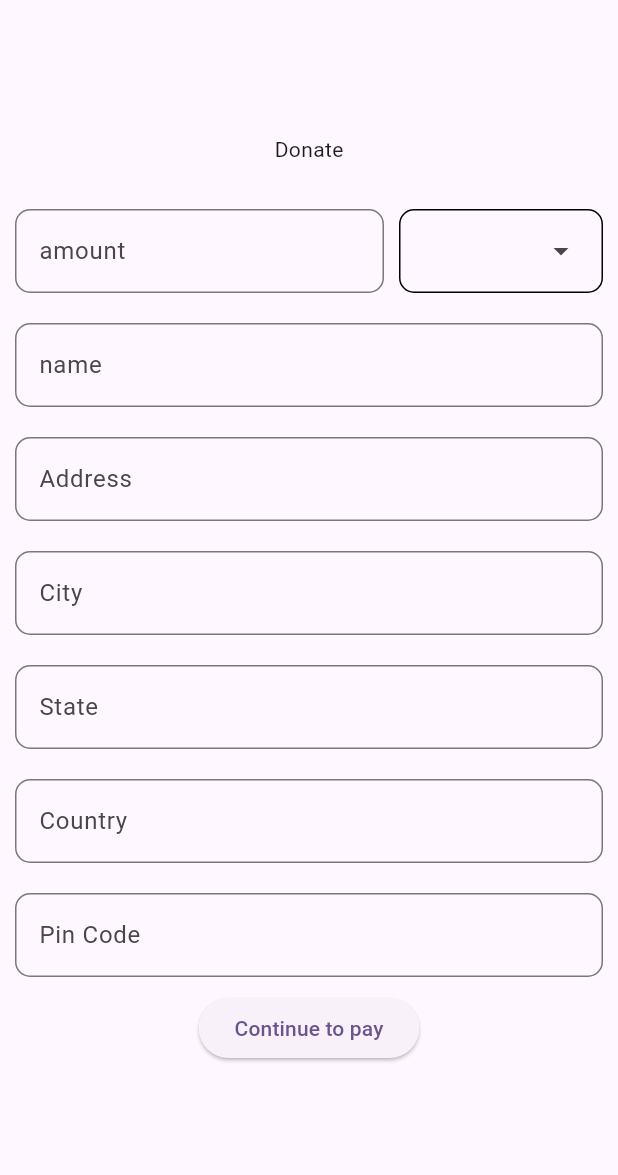
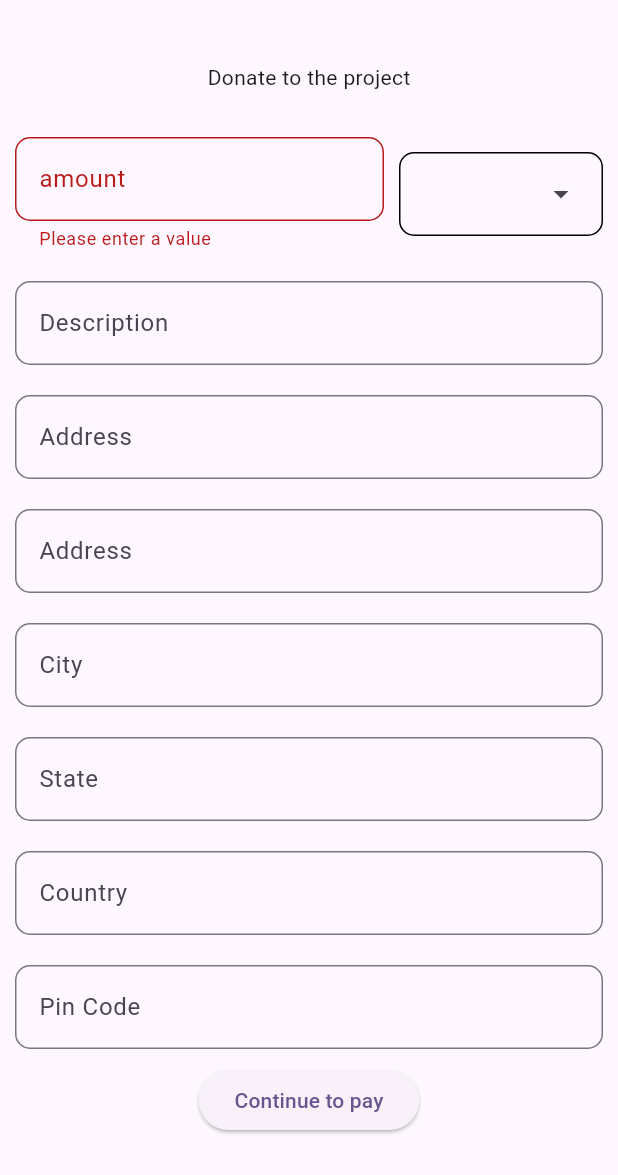
Before and after one commit to hasithamanohara/Stripe_payment, a Flutter app: the screen it shows after launch, after a tap on "Continue to pay", on a phone screen of 412 x 824 dp, the part 61-1236 px from its top. Run offline on Flutter 3.47's test engine with Material 3 defaults, Android fonts, the phone set to English and light mode, and no system bars; our stand-ins replace dio, flutter_dotenv; missing offline and left inert: flutter_stripe.

```diff
--- a/lib/components/textfeild.dart
+++ b/lib/components/textfeild.dart
@@ -20,8 +20,9 @@ class CustomReusbleTextFeild extends StatefulWidget {
 class _CustomReusbleTextFeildState extends State<CustomReusbleTextFeild> {
   @override
   Widget build(BuildContext context) {
-    return TextFormField(
-        key: widget.formKey,
+    return Form(
+      key: widget.formKey,
+      child: TextFormField(
         controller: widget.controller,
         keyboardType:
             widget.isNumber == true ? TextInputType.number : TextInputType.text,
@@ -31,6 +32,9 @@ class _CustomReusbleTextFeildState extends State<CustomReusbleTextFeild> {
           border: OutlineInputBorder(
             borderRadius: BorderRadius.circular(10),
           ),
-        ));
+        ),
+        validator: (value) => value!.isEmpty ? 'Please enter a value' : null,
+      ),
+    );
   }
 }
--- a/lib/main.dart
+++ b/lib/main.dart
@@ -1,7 +1,13 @@
 import 'package:flutter/material.dart';
+import 'package:flutter_dotenv/flutter_dotenv.dart';
+import 'package:flutter_stripe/flutter_stripe.dart';
 import 'package:payment/screens/home_screen.dart';
 
-void main() {
+void main() async {
+  WidgetsFlutterBinding.ensureInitialized();
+  await dotenv.load(fileName: ".env");
+  Stripe.publishableKey = dotenv.env['STRIPE_PUBLISH_KEY']!;
+  await Stripe.instance.applySettings();
   runApp(const MyApp());
 }
 
--- a/lib/screens/home_screen.dart
+++ b/lib/screens/home_screen.dart
@@ -1,6 +1,7 @@
 import 'package:flutter/material.dart';
-import 'package:flutter/widgets.dart';
+import 'package:flutter_stripe/flutter_stripe.dart';
 import 'package:payment/components/textfeild.dart';
+import 'package:payment/screens/Payment/payment.dart';
 
 class HomeScreen extends StatefulWidget {
   const HomeScreen({super.key});
@@ -11,6 +12,7 @@ class HomeScreen extends StatefulWidget {
 
 class _HomeScreenState extends State<HomeScreen> {
   TextEditingController amountChanged = new TextEditingController();
+  TextEditingController desChanged = new TextEditingController();
   TextEditingController nameChanged = new TextEditingController();
   TextEditingController addresChanged = new TextEditingController();
   TextEditingController cityChanged = new TextEditingController();
@@ -25,6 +27,7 @@ class _HomeScreenState extends State<HomeScreen> {
   final _formKey4 = GlobalKey<FormState>();
   final _formKey5 = GlobalKey<FormState>();
   final _formKey6 = GlobalKey<FormState>();
+  final _formKey7 = GlobalKey<FormState>();
 
   List<String> currencyList = <String>[
     'USD',
@@ -41,6 +44,49 @@ class _HomeScreenState extends State<HomeScreen> {
   ];
 
   String selectedCurrency = 'USD';
+
+  //paymentsheet
+  Future<void> initPaymentSheet() async {
+    try {
+      // 1. create payment intent on the server
+      final data = await createPayment(
+          amount: amountChanged.text,
+          currency: selectedCurrency,
+          description: desChanged.text);
+
+      // 2. initialize the payment sheet
+      await Stripe.instance.initPaymentSheet(
+        paymentSheetParameters: SetupPaymentSheetParameters(
+          // Set to true for custom flow
+          customFlow: false,
+          // Main params
+          merchantDisplayName: 'Stripe Test',
+          paymentIntentClientSecret: data['client_secret'],
+          // Customer keys
+          customerEphemeralKeySecret: data['ephemeralKey'],
+          customerId: data['id'],
+          // Extra options
+          // applePay: const PaymentSheetApplePay(
+          //   merchantCountryCode: 'US',
+          // ),
+          // googlePay: const PaymentSheetGooglePay(
+          //   merchantCountryCode: 'US',
+          //   testEnv: true,
+          // ),
+          style: ThemeMode.dark,
+        ),
+      );
+      // setState(() {
+      //   _ready = true;
+      // });
+    } catch (e) {
+      ScaffoldMessenger.of(context).showSnackBar(
+        SnackBar(content: Text('Error: $e')),
+      );
+      print("payment not successfull");
+      rethrow;
+    }
+  }
 
   @override
   Widget build(BuildContext context) {
@@ -59,7 +105,7 @@ class _HomeScreenState extends State<HomeScreen> {
         child: Column(
           mainAxisAlignment: MainAxisAlignment.start,
           children: [
-            const Text('Donate'),
+            const Text('Donate to the project'),
             const SizedBox(
               height: 20,
             ),
@@ -109,18 +155,29 @@ class _HomeScreenState extends State<HomeScreen> {
               ),
             ),
 
-            //name
+            //desc
+            Container(
+              margin: const EdgeInsets.all(10),
+              child: CustomReusbleTextFeild(
+                formKey: _formKey7,
+                title: "Description",
+                hintText: "This is a test description",
+                controller: desChanged,
+                isNumber: false,
+              ),
+            ),
+
+            //description
             Container(
               margin: const EdgeInsets.all(10),
               child: CustomReusbleTextFeild(
                 formKey: _formKey1,
-                title: "name",
-                hintText: "Hasitha",
-                controller: nameChanged,
+                title: "Address",
+                hintText: "Thanamalwila",
+                controller: addresChanged,
                 isNumber: false,
               ),
             ),
-
             //Address line 1
             Container(
               margin: const EdgeInsets.all(10),
@@ -174,7 +231,14 @@ class _HomeScreenState extends State<HomeScreen> {
                   controller: pinChanged),
             ),
 
-            ElevatedButton(onPressed: () {}, child: Text("Continue to pay"))
+            ElevatedButton(
+                onPressed: () async {
+                  if (_formKey.currentState!.validate() &&
+                      _formKey7.currentState!.validate()) {
+                    await initPaymentSheet();
+                  }
+                },
+                child: Text("Continue to pay"))
           ],
         ),
       )),
--- a/pubspec.yaml
+++ b/pubspec.yaml
@@ -36,6 +36,8 @@ dependencies:
   # Use with the CupertinoIcons class for iOS style icons.
   cupertino_icons: ^1.0.6
   flutter_stripe: ^10.1.1
+  flutter_dotenv: ^5.1.0
+  dio: ^5.4.3+1
 
 dev_dependencies:
   flutter_test:
```
Also changed, not shown: lib/screens/payment/payment.dart (added, +43 -0 lines), pubspec.lock, 1 other file.
